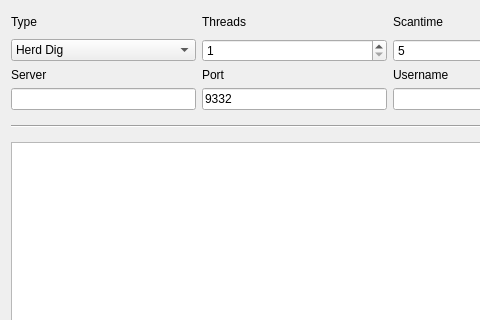
Qt form src/qt/forms/miningpage.ui (fj31216/kittehcoin) before a commit; both pictures show x 0 to 480 and y 0 to 320 of the 780 by 636 pixel window.
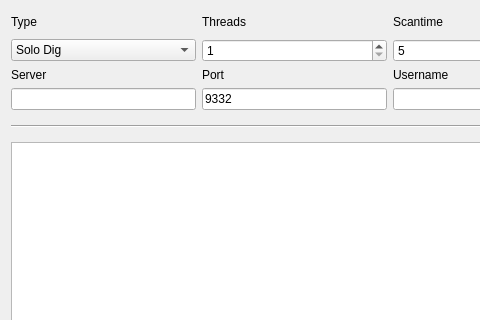
The same form after that commit.

Commit message:
Actually change to "Herd Dig"
oops

```diff
--- a/src/qt/forms/miningpage.ui
+++ b/src/qt/forms/miningpage.ui
@@ -202,7 +202,7 @@
      </property>
      <item>
       <property name="text">
-       <string>Herd Dig</string>
+       <string>Solo Dig</string>
       </property>
      </item>
      <item>
```
Left out of the diff: 2 changed lines with no effect on the pictures.
